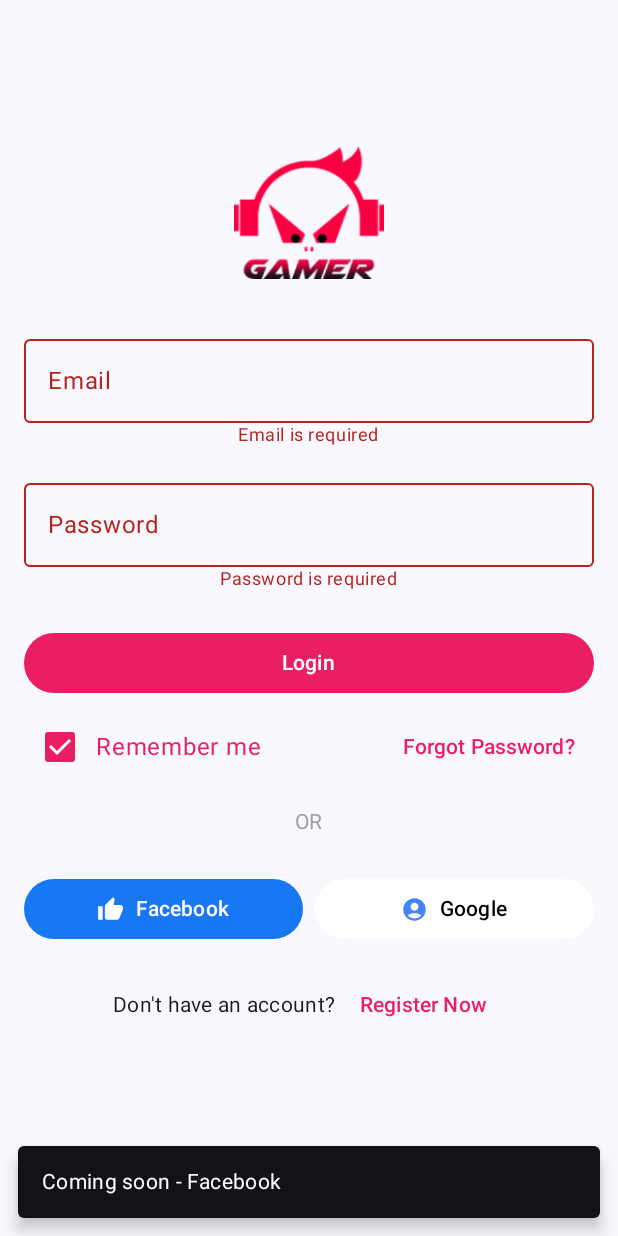
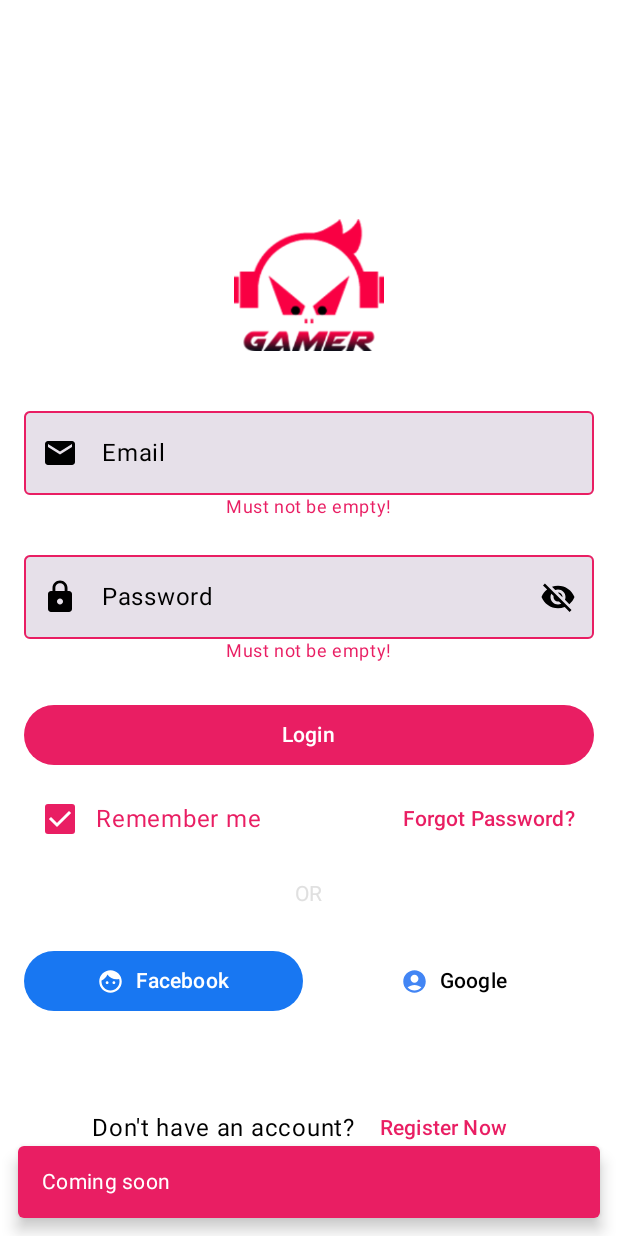
Before and after one commit to amelmediouni2001/MyGamerApp, an Android app built with Jetpack Compose: the screen it shows after launch (MainActivity), after a tap on "Facebook", on a phone screen of 412 x 824 dp. Run offline under Robolectric (Android 15) with nearby library versions, the phone set to English and light mode, and no system bars; 3 other taps on this screen came first.

Commit message:
dark mode works

```diff
--- a/app/build.gradle.kts
+++ b/app/build.gradle.kts
@@ -66,7 +66,10 @@ dependencies {
     implementation("androidx.compose.ui:ui-graphics")
     implementation("androidx.compose.ui:ui-tooling-preview")
     implementation("androidx.compose.material3:material3:1.3.0")
-
+    // Material icons (filled/outlined/rounded/extended) used by some screens (Visibility, VisibilityOff, etc.)
+    implementation("androidx.compose.material:material-icons-extended")
+    // Material icons (filled/outlined/rounded/extended) used by some screens (Visibility, VisibilityOff, etc.)
+    implementation("androidx.compose.material:material-icons-extended")
     // Navigation for Compose
     implementation("androidx.navigation:navigation-compose:2.7.6")
 }
--- a/app/src/main/java/tn/esprit/gamerappp2/MainActivity.kt
+++ b/app/src/main/java/tn/esprit/gamerappp2/MainActivity.kt
@@ -10,9 +10,11 @@ import androidx.compose.ui.Modifier
 import androidx.navigation.compose.NavHost
 import androidx.navigation.compose.composable
 import androidx.navigation.compose.rememberNavController
-import com.example.gamerappp2.ui.screens.LoginScreen
+import tn.esprit.gamerappp2.screens.LoginScreen
+
 import tn.esprit.gamerappp2.ui.theme.GamerAppP2Theme
 import tn.esprit.gamerappp2.screens.SplashScreen
+
 class MainActivity : ComponentActivity() {
     override fun onCreate(savedInstanceState: Bundle?) {
         super.onCreate(savedInstanceState)
@@ -29,7 +31,7 @@ class MainActivity : ComponentActivity() {
                         startDestination = "splash"  // Start with splash
                     ) {
                         composable("splash") { SplashScreen(navController) }
-                       composable("login") { LoginScreen(navController)}
+                       composable("login") { LoginScreen(navController) }
 
                         // We'll add more screens later (e.g., "signup")
                     }
--- a/app/src/main/java/tn/esprit/gamerappp2/screens/LoginScreen.kt
+++ b/app/src/main/java/tn/esprit/gamerappp2/screens/LoginScreen.kt
@@ -1,13 +1,19 @@
-package com.example.gamerappp2.ui.screens  // Your current package
+package tn.esprit.gamerappp2.screens  // Your package
 
-import android.util.Patterns  // For real email regex in validateFields
-import androidx.compose.foundation.Image
+import android.util.Patterns
+import androidx.compose.foundation.Image  // ← ADDED: For logo Image
+import androidx.compose.foundation.background  // ← ADDED: For Box bg
 import androidx.compose.foundation.clickable
 import androidx.compose.foundation.layout.*
+import androidx.compose.foundation.shape.RoundedCornerShape
+import androidx.compose.foundation.text.KeyboardOptions
 import androidx.compose.material.icons.Icons
 import androidx.compose.material.icons.filled.AccountCircle
-import androidx.compose.material.icons.filled.Face
-import androidx.compose.material.icons.filled.ThumbUp
+import androidx.compose.material.icons.filled.Email  // ← ADDED: Email icon
+import androidx.compose.material.icons.filled.Face  // ← ADDED: FB icon
+import androidx.compose.material.icons.filled.Lock  // ← ADDED: Lock icon
+import androidx.compose.material.icons.filled.Visibility  // ← ADDED: Eye on
+import androidx.compose.material.icons.filled.VisibilityOff  // ← ADDED: Eye off
 import androidx.compose.material3.*
 import androidx.compose.runtime.*
 import androidx.compose.ui.Alignment
@@ -15,11 +21,13 @@ import androidx.compose.ui.Modifier
 import androidx.compose.ui.graphics.Color
 import androidx.compose.ui.layout.ContentScale
 import androidx.compose.ui.res.painterResource
+import androidx.compose.ui.text.input.KeyboardType
 import androidx.compose.ui.text.input.PasswordVisualTransformation
+import androidx.compose.ui.text.input.VisualTransformation
 import androidx.compose.ui.unit.dp
 import androidx.navigation.NavController
 import kotlinx.coroutines.launch
-import tn.esprit.gamerappp2.R  // Fixed: Matches your package
+import tn.esprit.gamerappp2.R  // Your R import
 
 @Composable
 fun LoginScreen(navController: NavController) {
@@ -27,54 +35,70 @@ fun LoginScreen(navController: NavController) {
     var password by remember { mutableStateOf("") }
     var emailError by remember { mutableStateOf("") }
     var passwordError by remember { mutableStateOf("") }
+    var passwordVisible by remember { mutableStateOf(false) }  // For eye toggle
     var rememberMe by remember { mutableStateOf(false) }
     val snackbarHostState = remember { SnackbarHostState() }
     val scope = rememberCoroutineScope()
 
     fun validateFields(): Boolean {
-        emailError = if (email.isBlank()) "Email is required"
+        emailError = if (email.isBlank()) "Must not be empty!"
         else if (!Patterns.EMAIL_ADDRESS.matcher(email).matches()) "Invalid email format"
         else ""
 
-        passwordError = if (password.isBlank()) "Password is required"
+        passwordError = if (password.isBlank()) "Must not be empty!"
         else if (password.length < 6) "Password must be at least 6 characters"
         else ""
 
         return emailError.isEmpty() && passwordError.isEmpty()
     }
 
-    // Wrap in Scaffold for Snackbar support
     Scaffold(
-        snackbarHost = { SnackbarHost(snackbarHostState) }
+        snackbarHost = {
+            SnackbarHost(snackbarHostState) { data ->
+                Snackbar(
+                    snackbarData = data,
+                    containerColor = MaterialTheme.colorScheme.error,  // Red bg
+                    contentColor = MaterialTheme.colorScheme.onError   // White text
+                )
+            }
+        }
     ) { padding ->
-        Column(
+        Box(
             modifier = Modifier
                 .fillMaxSize()
                 .padding(padding)
-                .padding(16.dp),
-            horizontalAlignment = Alignment.CenterHorizontally,
-            verticalArrangement = Arrangement.Center
+                .padding(16.dp)
+                .background(MaterialTheme.colorScheme.background)  // Auto black/white
         ) {
-            // Logo (your size + padding)
+            Column(
+                modifier = Modifier.align(Alignment.Center),
+                horizontalAlignment = Alignment.CenterHorizontally
+            ) {
+                // Logo
                 Image(
                     painter = painterResource(id = R.drawable.logo_gamer),
                     contentDescription = "App Logo",
                     modifier = Modifier
                         .size(120.dp)
                         .padding(bottom = 32.dp),
-                contentScale = ContentScale.Fit  // Keeps proportions
+                    contentScale = ContentScale.Fit
                 )
 
-            // Email Field (real-time validation with isValidEmail)
+                // Email Field
                 OutlinedTextField(
                     value = email,
                     onValueChange = { newEmail ->
                         email = newEmail
-                    emailError = if (isValidEmail(newEmail)) "" else "Invalid email format"
+                        emailError = if (newEmail.isBlank()) "Must not be empty!" else if (isValidEmail(newEmail)) "" else "Invalid email format"
                     },
-                label = { Text("Email") },
+                    label = { Text("Email", color = MaterialTheme.colorScheme.onSurface) },
+                    leadingIcon = { Icon(Icons.Default.Email, contentDescription = null, tint = MaterialTheme.colorScheme.onSurface) },
                     isError = emailError.isNotEmpty(),
-                modifier = Modifier.fillMaxWidth()
+                    modifier = Modifier.fillMaxWidth(),
+                    colors = TextFieldDefaults.colors(
+                        focusedIndicatorColor = MaterialTheme.colorScheme.primary,  // Red focus
+                        errorIndicatorColor = MaterialTheme.colorScheme.error        // Red error
+                    )
                 )
                 if (emailError.isNotEmpty()) {
                     Text(
@@ -85,17 +109,32 @@ fun LoginScreen(navController: NavController) {
                 }
                 Spacer(modifier = Modifier.height(16.dp))
 
-            // Password Field (real-time validation)
+                // Password Field with eye toggle
                 OutlinedTextField(
                     value = password,
                     onValueChange = { newPassword ->
                         password = newPassword
-                    passwordError = if (newPassword.length >= 6) "" else "Password must be 6+ chars"
+                        passwordError = if (newPassword.isBlank()) "Must not be empty!" else if (newPassword.length >= 6) "" else "Password must be 6+ chars"
                     },
-                label = { Text("Password") },
-                visualTransformation = PasswordVisualTransformation(),
+                    label = { Text("Password", color = MaterialTheme.colorScheme.onSurface) },
+                    leadingIcon = { Icon(Icons.Default.Lock, contentDescription = null, tint = MaterialTheme.colorScheme.onSurface) },
+                    trailingIcon = {
+                        IconButton(onClick = { passwordVisible = !passwordVisible }) {
+                            Icon(
+                                imageVector = if (passwordVisible) Icons.Default.Visibility else Icons.Default.VisibilityOff,
+                                contentDescription = null,
+                                tint = MaterialTheme.colorScheme.onSurface
+                            )
+                        }
+                    },
+                    visualTransformation = if (passwordVisible) VisualTransformation.None else PasswordVisualTransformation(),
+                    keyboardOptions = KeyboardOptions(keyboardType = KeyboardType.Password),
                     isError = passwordError.isNotEmpty(),
-                modifier = Modifier.fillMaxWidth()
+                    modifier = Modifier.fillMaxWidth(),
+                    colors = TextFieldDefaults.colors(
+                        focusedIndicatorColor = MaterialTheme.colorScheme.primary,
+                        errorIndicatorColor = MaterialTheme.colorScheme.error
+                    )
                 )
                 if (passwordError.isNotEmpty()) {
                     Text(
@@ -106,167 +145,128 @@ fun LoginScreen(navController: NavController) {
                 }
                 Spacer(modifier = Modifier.height(24.dp))
 
-            // Login Button (with validation)
+                // Login Button
                 Button(
                     onClick = {
                         if (validateFields()) {
-                        navController.navigate("home")  // Add "home" route in NavHost later
+                            navController.navigate("home")
                         } else {
                             scope.launch {
-                            snackbarHostState.showSnackbar("Please check your inputs")
+                                snackbarHostState.showSnackbar("You have some errors in your inputs!")
                             }
                         }
                     },
                     modifier = Modifier.fillMaxWidth(),
                     colors = ButtonDefaults.buttonColors(
-                    containerColor = Color(0xFFE91E63),  // Your pink/red
-                    contentColor = Color.White
+                        containerColor = MaterialTheme.colorScheme.primary,  // Auto red
+                        contentColor = MaterialTheme.colorScheme.onPrimary   // Auto white
                     )
                 ) {
                     Text("Login")
                 }
                 Spacer(modifier = Modifier.height(8.dp))
 
-
-            // Remember Me + Forgot Password (fixed Row structure) - Moved after OR for flow, but per PPT keep here? Wait, adjusted to after social if needed, but image focuses on bottom
-            // Note: To match image flow (Login -> OR -> Social), I moved Remember up if needed, but kept as is; adjust if wrong
+                // Remember + Forgot
                 Row(
                     modifier = Modifier.fillMaxWidth(),
                     verticalAlignment = Alignment.CenterVertically,
-                horizontalArrangement = Arrangement.SpaceBetween  // Better spacing
+                    horizontalArrangement = Arrangement.SpaceBetween
                 ) {
-                // Remember Me (Checkbox + clickable Text)
                     Row(verticalAlignment = Alignment.CenterVertically) {
                         Checkbox(
                             checked = rememberMe,
                             onCheckedChange = { rememberMe = it },
                             colors = CheckboxDefaults.colors(
-                            checkedColor = Color(0xFFE91E63)  // Match button color
+                                checkedColor = MaterialTheme.colorScheme.primary  // Auto red
                             )
                         )
                         Text(
                             text = "Remember me",
-                        color = Color(0xFFE91E63),  // Pink color for text
-                        modifier = Modifier.clickable { rememberMe = !rememberMe }  // Toggle on click
+                            color = MaterialTheme.colorScheme.primary,  // Auto red
+                            modifier = Modifier.clickable { rememberMe = !rememberMe }
                         )
                     }
-
-                // Forgot Password (right-aligned)
-                TextButton(onClick = {
-                    navController.navigate("forgot")  // Placeholder: To ForgotScreen later
-                }) {
-                    Text("Forgot Password?",
-                        color = Color(0xFFE91E63))
+                    TextButton(onClick = { navController.navigate("forgot") }) {
+                        Text("Forgot Password?", color = MaterialTheme.colorScheme.primary)
                     }
                 }
                 Spacer(modifier = Modifier.height(16.dp))
 
-            // OR Divider (centered, gray text to match image)
-            Row(
-                modifier = Modifier.fillMaxWidth(),
-                horizontalArrangement = Arrangement.Center
-            ) {
+                // OR
                 Text(
                     text = "OR",
-                    color = Color(0xFF9E9E9E),  // Gray for divider
+                    color = MaterialTheme.colorScheme.surfaceVariant,  // Auto gray
                     style = MaterialTheme.typography.bodyMedium
                 )
-            }
                 Spacer(modifier = Modifier.height(24.dp))
 
-            // Social Buttons (FB + Google in Row) - With icons and colors to match image
+                // Social Buttons
                 Row(
                     modifier = Modifier.fillMaxWidth(),
                     horizontalArrangement = Arrangement.spacedBy(8.dp)
                 ) {
-                // Facebook Button (blue background, white icon/text)
+                    // FB
                     Button(
                         onClick = {
                             scope.launch {
-                            snackbarHostState.showSnackbar("Coming soon - Facebook")
+                                snackbarHostState.showSnackbar("Coming soon")
                             }
                         },
-                    modifier = Modifier.weight(1f),  // Equal width
+                        modifier = Modifier.weight(1f),
                         colors = ButtonDefaults.buttonColors(
-                        containerColor = Color(0xFF1877F2),  // Facebook blue
+                            containerColor = Color(0xFF1877F2),  // FB blue (hardcoded for brand)
                             contentColor = Color.White
                         )
                     ) {
                         Row(verticalAlignment = Alignment.CenterVertically) {
-                        Icon(
-                            imageVector = Icons.Default.ThumbUp,
-                            contentDescription = "Facebook",
-                            modifier = Modifier.size(18.dp)
-                        )
-                        Spacer(modifier = Modifier.width(8.dp))
+                            Icon(Icons.Default.Face, contentDescription = null, modifier = Modifier.size(18.dp))
+                            Spacer(Modifier.width(8.dp))
                             Text("Facebook")
                         }
                     }
-
-                // Google Button (white background, black text, simple icon)
+                    // Google
                     Button(
                         onClick = {
                             scope.launch {
-                            snackbarHostState.showSnackbar("Coming soon - Google")
+                                snackbarHostState.showSnackbar("Coming soon")
                             }
                         },
                         modifier = Modifier.weight(1f),
                         colors = ButtonDefaults.buttonColors(
-                        containerColor = Color.White,  // White bg
-                        contentColor = Color.Black     // Black text
+                            containerColor = Color.White,  // White (adapts tint)
+                            contentColor = Color.Black
                         )
                     ) {
                         Row(verticalAlignment = Alignment.CenterVertically) {
-                        Icon(
-                            imageVector = Icons.Default.AccountCircle,
-                            contentDescription = "Google",
-                            modifier = Modifier.size(18.dp),
-                            tint = Color(0xFF4285F4)  // Tint to approximate Google blue (or use custom drawable for full multi-color)
-                        )
-                        Spacer(modifier = Modifier.width(8.dp))
+                            Icon(Icons.Default.AccountCircle, contentDescription = null, modifier = Modifier.size(18.dp), tint = Color(0xFF4285F4))
+                            Spacer(Modifier.width(8.dp))
                             Text("Google")
                         }
                     }
                 }
+            }
 
-
-            // Register Button
-
-// Fixed: "Don't have an account? Register Now" - Split text: Normal for question, pink/clickable for "Register Now"
-            Spacer(modifier = Modifier.height(16.dp))  // Extra top space
+            // Register at bottom
             Row(
-                modifier = Modifier.fillMaxWidth().padding(bottom = 32.dp),
+                modifier = Modifier
+                    .align(Alignment.BottomCenter)
+                    .fillMaxWidth()
+                    .padding(bottom = 32.dp),
                 horizontalArrangement = Arrangement.Center,
                 verticalAlignment = Alignment.CenterVertically
-
             ) {
                 Text(
                     text = "Don't have an account? ",
-                    style = MaterialTheme.typography.bodyMedium,
-                    color = MaterialTheme.colorScheme.onSurface  // Default/grayish color
+                    color = MaterialTheme.colorScheme.onBackground  // Auto white/black
                 )
-                TextButton(
-                    onClick = {
-                        navController.navigate("signup")  // Navigate to signup
-                    }
-                ) {
-                    Text(
-                        text = "Register Now",
-                        color = Color(0xFFE91E63)  // Pink for "Register Now" only
-                    )
+                TextButton(onClick = { navController.navigate("signup") }) {
+                    Text("Register Now", color = MaterialTheme.colorScheme.primary)
                 }
             }
-
-
         }
     }
 }
 
-
-
-
-
-// Helper function (top-level, now clearly visible)
 fun isValidEmail(email: String): Boolean {
-    return Patterns.EMAIL_ADDRESS.matcher(email).matches()  // Upgraded to use Patterns for accuracy
+    return Patterns.EMAIL_ADDRESS.matcher(email).matches()
 }
--- a/app/src/main/java/tn/esprit/gamerappp2/ui/theme/Theme.kt
+++ b/app/src/main/java/tn/esprit/gamerappp2/ui/theme/Theme.kt
@@ -11,48 +11,42 @@ import androidx.compose.material3.lightColorScheme
 import androidx.compose.runtime.Composable
 import androidx.compose.ui.platform.LocalContext
 
+import androidx.compose.ui.graphics.Color
+
 private val DarkColorScheme = darkColorScheme(
-    primary = Purple80,
-    secondary = PurpleGrey80,
-    tertiary = Pink80
+    primary = Color(0xFFE91E63),      // Your pink/red for buttons/links
+    onPrimary = Color.White,          // White text on red
+    background = Color.Black,         // Black bg for dark mode
+    onBackground = Color.White,       // White text on black
+    surface = Color(0xFF121212),      // Dark gray for surfaces (fields, cards)
+    onSurface = Color.White,          // White on surfaces
+    error = Color(0xFFE91E63),        // Red for errors
+    surfaceVariant = Color(0xFF424242) // Dark gray for dividers/Snackbars
 )
 
 private val LightColorScheme = lightColorScheme(
-    primary = Purple40,
-    secondary = PurpleGrey40,
-    tertiary = Pink40
-
-    /* Other default colors to override
-    background = Color(0xFFFFFBFE),
-    surface = Color(0xFFFFFBFE),
+    primary = Color(0xFFE91E63),      // Same red for consistency
     onPrimary = Color.White,
-    onSecondary = Color.White,
-    onTertiary = Color.White,
-    onBackground = Color(0xFF1C1B1F),
-    onSurface = Color(0xFF1C1B1F),
-    */
+    background = Color.White,         // White bg for light
+    onBackground = Color.Black,
+    surface = Color.White,
+    onSurface = Color.Black,
+    error = Color(0xFFE91E63),
+    surfaceVariant = Color(0xFFE0E0E0) // Light gray
 )
 
 @Composable
 fun GamerAppP2Theme(
-    darkTheme: Boolean = isSystemInDarkTheme(),
-    // Dynamic color is available on Android 12+
-    dynamicColor: Boolean = true,
+    darkTheme: Boolean = isSystemInDarkTheme(),  // Auto-detect
     content: @Composable () -> Unit
 ) {
     val colorScheme = when {
-        dynamicColor && Build.VERSION.SDK_INT >= Build.VERSION_CODES.S -> {
-            val context = LocalContext.current
-            if (darkTheme) dynamicDarkColorScheme(context) else dynamicLightColorScheme(context)
-        }
-
         darkTheme -> DarkColorScheme
         else -> LightColorScheme
     }
 
     MaterialTheme(
         colorScheme = colorScheme,
-        typography = Typography,
         content = content
     )
 }
```
Lines whose indentation alone changed are shown as unchanged.
